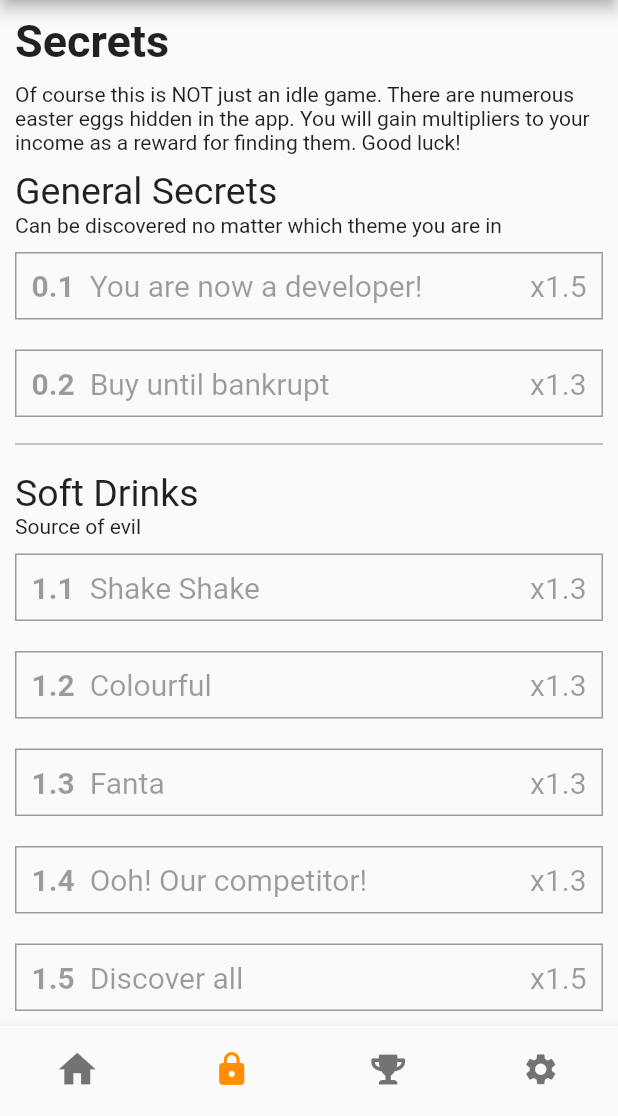
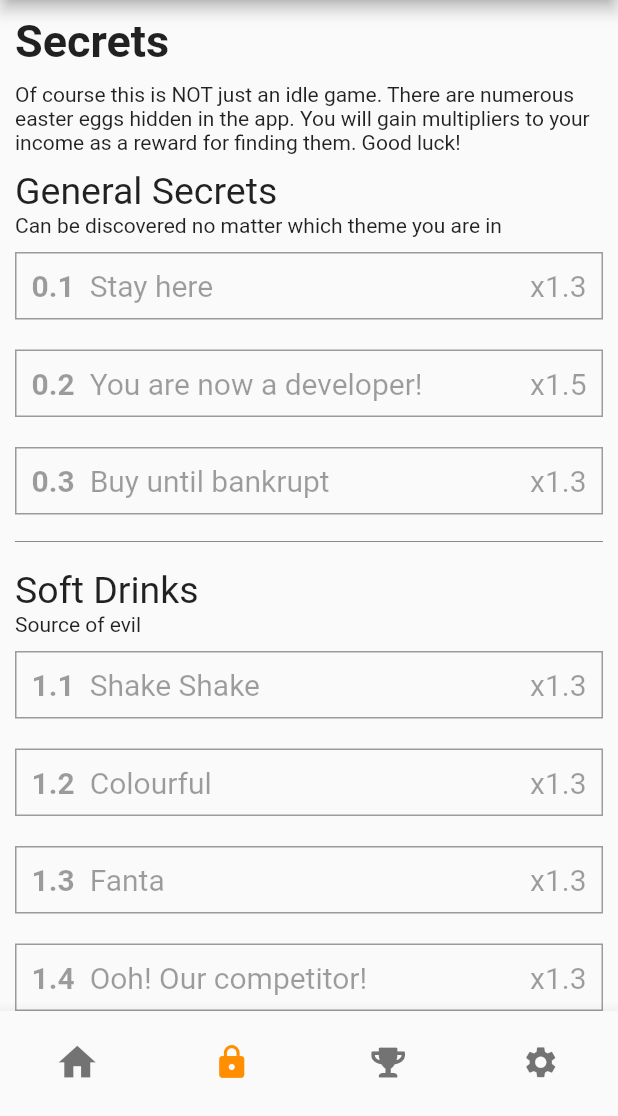
Before and after one commit to KidProf/ordinary-idle, a Flutter app: the screen it shows after launch, item 2 of the bottom bar chosen, on a phone screen of 412 x 824 dp, the part 120-1236 px from its top. Run offline on Flutter 3.47's test engine with Material 2 defaults, Android fonts, the phone set to English and light mode, and no system bars; our stand-ins replace fluttertoast, hive, hive_flutter, native_device_orientation, package_info_plus, tuple; missing offline and left inert: shake; accounts and stored records are empty.

Commit message:
added red dot for notification for bottom bar, added new secret 1.1

```diff
--- a/lib/MyApp.dart
+++ b/lib/MyApp.dart
@@ -59,17 +59,19 @@ class _MyStatefulWidgetState extends State<MyStatefulWidget> {
     Settings(p, _onItemTapped),
   ];
   int _selectedIndex = 0;
+  List<int> _alerts = [];
   int developerSecretProgress = 0;
   late FToast fToast;
   late Timer? idleTimer;
   Timer? developerSecretResetTimer;
+  Timer? stayHereSecretTimer;
 
   @override
   void initState() {
     super.initState();
     fToast = FToast();
     fToast.init(context);
-    p = Player(fToast);
+    p = Player(fToast, _addAlert);
     //initialize idle timer
     idleTimer = Timer.periodic(const Duration(seconds: 1), (Timer t) {
       p.addIdleCoins();
@@ -77,23 +79,42 @@ class _MyStatefulWidgetState extends State<MyStatefulWidget> {
   }
 
   void _onItemTapped(int index, BuildContext context) {
-    if (index == 1 && !p.secretCompleted(1)) {
-      developerSecretProgress+=1;
-      developerSecretResetTimer?.cancel();
-      developerSecretResetTimer = Timer(Duration(seconds: 15),(){
+    if (index == 1) {
+      if (!p.secretCompleted(1)) {
+        developerSecretProgress += 1;
+        developerSecretResetTimer?.cancel();
+        developerSecretResetTimer = Timer(Duration(seconds: 15), () {
           print("timer fired, reset progress of developer secret");
           developerSecretProgress = 0;
-      });
-      if(developerSecretProgress==8){
-        p.progressSecret(1, 0);
-      }else if(developerSecretProgress >=3){
-        fToast.removeCustomToast();
-        MyToast.showBottomToast(fToast, "You are now ${8 - developerSecretProgress} steps away from revealing a secret");
+        });
+        if (developerSecretProgress == 8) {
+          p.progressSecret(1, 0);
+        } else if (!p.secretCompleted(1) && developerSecretProgress >= 3) {
+          fToast.removeCustomToast();
+          MyToast.showBottomToast(
+              fToast, "You are now ${8 - developerSecretProgress} steps away from revealing a secret");
+        }
+      }
+      if (!p.secretCompleted(17)) {
+        if (stayHereSecretTimer == null || !stayHereSecretTimer!.isActive) {
+          developerSecretResetTimer = Timer(Duration(seconds: 5), () {
+            p.progressSecret(17, 0);
+          });
+        }
       }
     }
     setState(() {
       _selectedIndex = index;
+      _alerts = _alerts.where((x) => x!=index).toList();
     });
+  }
+
+  void _addAlert(int index) {
+    if (!_alerts.contains(index) && !(index == _selectedIndex)) {
+      setState(() {
+        _alerts = [..._alerts,index];
+      });
+    }
   }
 
   // child: ValueListenableBuilder<Box>(
@@ -129,23 +150,11 @@ class _MyStatefulWidgetState extends State<MyStatefulWidget> {
         child: _widgetOptions.elementAt(_selectedIndex),
       ),
       bottomNavigationBar: BottomNavigationBar(
-        items: const <BottomNavigationBarItem>[
-          BottomNavigationBarItem(
-            icon: Icon(Icons.home, size: 30),
-            label: "",
-          ),
-          BottomNavigationBarItem(
-            icon: Icon(Icons.lock, size: 25),
-            label: "",
-          ),
-          BottomNavigationBarItem(
-            icon: Icon(CustomIcons.trophy, size: 20),
-            label: "",
-          ),
-          BottomNavigationBarItem(
-            icon: Icon(Icons.settings, size: 25),
-            label: "",
-          ),
+        items: <BottomNavigationBarItem>[
+          _BottomIcon(index: 0, iconData: Icons.home, size: 30),
+          _BottomIcon(index: 1, iconData: Icons.lock, size: 25),
+          _BottomIcon(index: 2, iconData: CustomIcons.trophy, size: 20),
+          _BottomIcon(index: 3, iconData: Icons.settings, size: 25),
         ],
         currentIndex: _selectedIndex,
         selectedItemColor: Colors.amber[800],
@@ -161,6 +170,34 @@ class _MyStatefulWidgetState extends State<MyStatefulWidget> {
   void dispose() {
     idleTimer?.cancel();
     developerSecretResetTimer?.cancel();
+    stayHereSecretTimer?.cancel();
     super.dispose();
   }
+
+  BottomNavigationBarItem _BottomIcon({required int index, required IconData iconData, required double size}) {
+    return BottomNavigationBarItem(
+      icon: Container(
+        height: 40,
+        width: 40,
+        child: Stack(
+          children: <Widget>[
+            Positioned(
+              child: Icon(iconData, size: size),
+              top: (40 - size) / 2,
+              left: (40 - size) / 2,
+            ),
+            _alerts.contains(index)
+                ? Positioned(
+                    // draw a red marble
+                    top: 0.0,
+                    right: 0.0,
+                    child: Icon(Icons.brightness_1, size: 12.0, color: Colors.redAccent),
+                  )
+                : SizedBox(),
+          ],
+        ),
+      ),
+      label: "",
+    );
+  }
 }
--- a/lib/data/Achievements.dart
+++ b/lib/data/Achievements.dart
@@ -12,6 +12,7 @@ mixin Achievements {
   addTrophies(int t);
 
   late FToast fToast;
+  late Function addAlert;
 
   final Box player = Hive.box("player");
   final Box currentSecrets = Hive.box("currentSecretsV2");
@@ -20,8 +21,9 @@ mixin Achievements {
   late Map<dynamic, dynamic> achievementsParam = player.get("achievementsParam", defaultValue: <dynamic, dynamic>{});
   //ctor
   @protected
-  void initAchievements(fToast) {
+  void initAchievements(fToast, addAlert) {
     this.fToast = fToast;
+    this.addAlert = addAlert;
   }
 
   //the first one is level 0, if you have not unlocked the first one you will be in level -1
@@ -171,12 +173,14 @@ mixin Achievements {
     int currentLevel = getAchievementLevel(id);
     final aType = getAchievementTypeById(id);
     while (aType.children.length > currentLevel + 1 && param >= aType.children[currentLevel + 1]["threshold"]) {
+      //LEVEL UP
       currentLevel++;
       print("Achievement unlocked with id: " + id.toString() + ", level: " + currentLevel.toString());
       achievementsLevel[id] = currentLevel;
       player.put("achievementsLevel", achievementsLevel);
       addTrophies(int.parse(aType.children[currentLevel]["reward"].toString()));
       MyToast.showAchievementToast(fToast, "Secret Unlocked! ${aType.children[currentLevel]["title"]}");
+      addAlert(2);
     }
     return currentLevel;
   }
--- a/lib/data/Player.dart
+++ b/lib/data/Player.dart
@@ -7,12 +7,13 @@ import 'package:ordinary_idle/data/Secrets.dart';
 import 'package:ordinary_idle/data/Shops.dart';
 
 class Player with Money, Shops, Secrets, Achievements {
-  late FToast fToast;
+  final FToast fToast;
+  final Function addAlert;
 
-  Player(this.fToast) {
+  Player(this.fToast, this.addAlert) {
     initShops();
     initMoney();
-    initSecrets(fToast);
-    initAchievements(fToast);
+    initSecrets(fToast, addAlert);
+    initAchievements(fToast, addAlert);
   }
 }
--- a/lib/data/Secrets.dart
+++ b/lib/data/Secrets.dart
@@ -13,6 +13,7 @@ mixin Secrets {
   double updateSecretsMultiplier();
 
   late FToast fToast;
+  late Function addAlert;
 
   final Box player = Hive.box("player");
   final Box currentSecrets = Hive.box("currentSecretsV2");
@@ -24,17 +25,18 @@ mixin Secrets {
 
   //ctor
   @protected
-  void initSecrets(fToast) {
+  void initSecrets(fToast, addAlert) {
     this.fToast = fToast;
+    this.addAlert = addAlert;
   }
 
   //TODO: Gen from CSV
   static final secrets = [
     //referenced in:
-    //main.dart: check if it is completed before opening secrets page
+    //MyApp.dart
     Secret(
       id: 1,
-      exid: "0.1",
+      exid: "0.2",
       prerequisites: [],
       title: "You are now a developer!",
       description: "Tapping the secret button 8 times.",
@@ -49,7 +51,7 @@ mixin Secrets {
     ),
 
     //referenced in:
-    // CookieBackground.dart, check if it taps outside the cookie
+    // CookieBackground.dart
     Secret(
       id: 2,
       exid: "3.1",
@@ -286,10 +288,27 @@ mixin Secrets {
     //HotbarShop.dart, DetailShop.dart: complete once user long press any purchase button with enough money
     Secret(
       id: 16,
-      exid: "0.2",
+      exid: "0.3",
       prerequisites: [],
       title: "Buy until bankrupt",
       description: "Long press any shop button to purcahse until you run out of money.",
+      theme: 0,
+      reward: 1.3,
+      progressComponent: [
+        {
+          "total": 1,
+          "volatile": true,
+        },
+      ],
+    ),
+    //referenced in:
+    //MyApp.dart
+    Secret(
+      id: 17,
+      exid: "0.1",
+      prerequisites: [],
+      title: "Stay here",
+      description: "Stayed in the secrets page for 5 seconds.",
       theme: 0,
       reward: 1.3,
       progressComponent: [
@@ -461,6 +480,7 @@ mixin Secrets {
     completedSecrets.add(id);
     player.put("completedSecrets", completedSecrets);
     MyToast.showSecretToast(fToast, "Secret Unlocked! ${s.title}");
+    addAlert(1);
     updateSecretsMultiplier();
   }
 
```
